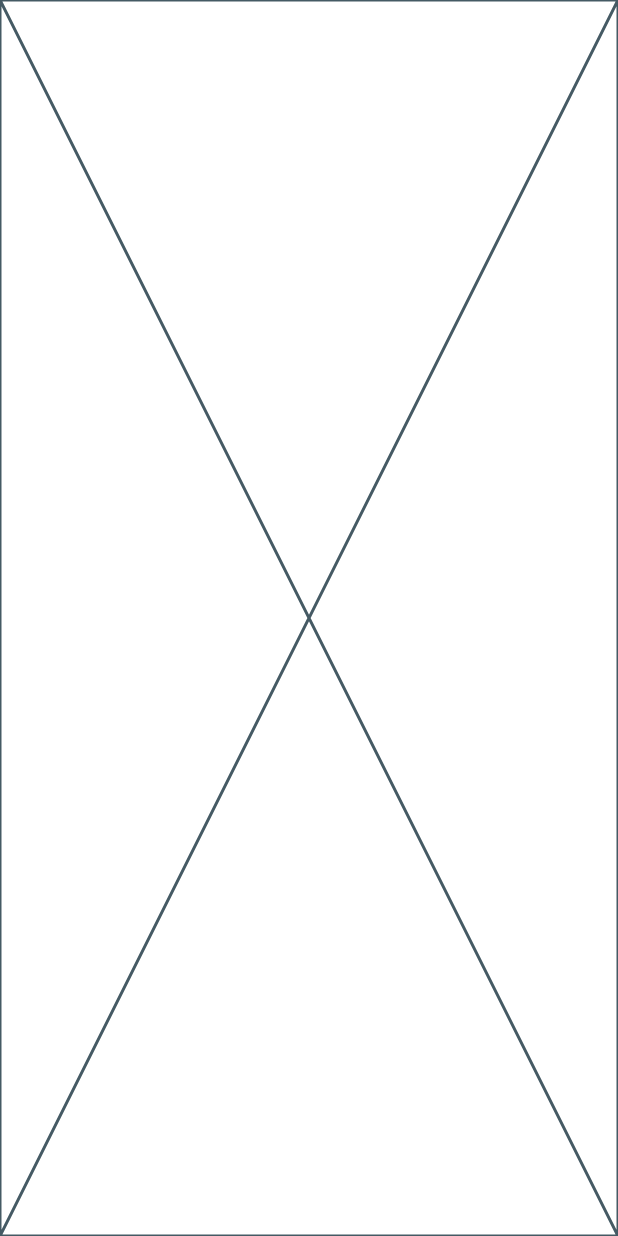
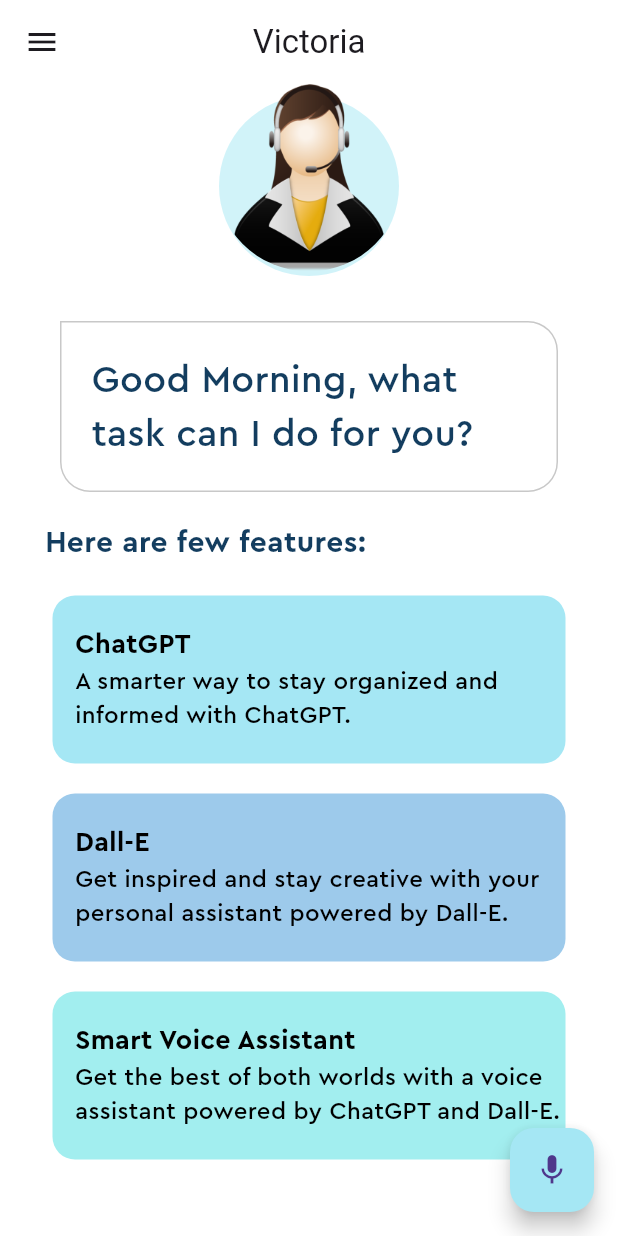
Before and after one commit to FachrulRivaldy/voice-assistant-app, a Flutter app: the screen it shows after launch, on a phone screen of 412 x 824 dp. Run offline on Flutter 3.47's test engine with Material 3 defaults, Android fonts, the light colour scheme and no system bars.

Commit message:
Adding UI

```diff
--- /dev/null
+++ b/lib/feature_box.dart
@@ -0,0 +1,46 @@
+import 'package:flutter/material.dart';
+import 'package:victoria/pallete.dart';
+
+class FeatureBox extends StatelessWidget {
+  final Color color;
+  final String headerText;
+  final String descriptionText;
+  const FeatureBox(
+      {super.key,
+      required this.color,
+      required this.headerText,
+      required this.descriptionText});
+
+  @override
+  Widget build(BuildContext context) {
+    return Container(
+      padding: const EdgeInsets.symmetric(vertical: 20).copyWith(left: 15),
+      margin: const EdgeInsets.symmetric(horizontal: 35, vertical: 10),
+      decoration: BoxDecoration(
+        color: color,
+        borderRadius: BorderRadius.circular(15),
+      ),
+      child: Column(
+        crossAxisAlignment: CrossAxisAlignment.start,
+        children: [
+          Text(
+            headerText,
+            style: const TextStyle(
+                fontFamily: 'Cera Pro',
+                color: Pallete.blackColor,
+                fontSize: 18,
+                fontWeight: FontWeight.bold),
+          ),
+          Text(
+            descriptionText,
+            style: const TextStyle(
+              fontFamily: 'Cera Pro',
+              color: Pallete.blackColor,
+              fontSize: 16,
+            ),
+          )
+        ],
+      ),
+    );
+  }
+}
--- a/lib/home_page.dart
+++ b/lib/home_page.dart
@@ -1,4 +1,6 @@
 import 'package:flutter/material.dart';
+import 'package:victoria/feature_box.dart';
+import 'package:victoria/pallete.dart';
 
 class HomePage extends StatefulWidget {
   const HomePage({super.key});
@@ -10,6 +12,99 @@
 class _HomePageState extends State<HomePage> {
   @override
   Widget build(BuildContext context) {
-    return const Placeholder();
+    return Scaffold(
+      appBar: AppBar(
+        title: const Text('Victoria'),
+        leading: const Icon(Icons.menu),
+        centerTitle: true,
+      ),
+      body: Column(
+        children: [
+          //Virtual Assistant Picture
+          Stack(
+            children: [
+              Center(
+                child: Container(
+                  height: 120,
+                  width: 120,
+                  margin: const EdgeInsets.only(top: 8),
+                  decoration: const BoxDecoration(
+                      color: Pallete.assistantCircleColor,
+                      shape: BoxShape.circle),
+                ),
+              ),
+              Container(
+                height: 125,
+                decoration: const BoxDecoration(
+                  shape: BoxShape.circle,
+                  image: DecorationImage(
+                      image: AssetImage('assets/images/virtualAssistant.png')),
+                ),
+              )
+            ],
+          ),
+
+          // Chat Bubble
+          Container(
+            padding: const EdgeInsets.symmetric(horizontal: 20, vertical: 20),
+            margin:
+                const EdgeInsets.symmetric(horizontal: 40).copyWith(top: 30),
+            decoration: BoxDecoration(
+                border: Border.all(color: Pallete.borderColor),
+                borderRadius:
+                    BorderRadius.circular(20).copyWith(topLeft: Radius.zero)),
+            child: const Text(
+              "Good Morning, what task can I do for you?",
+              style: TextStyle(
+                  color: Pallete.mainFontColor,
+                  fontSize: 25,
+                  fontFamily: 'Cera Pro'),
+            ),
+          ),
+          Container(
+            padding: const EdgeInsets.all(10),
+            alignment: Alignment.centerLeft,
+            margin: const EdgeInsets.only(top: 10, left: 20),
+            child: const Text(
+              "Here are few features:",
+              style: TextStyle(
+                  fontFamily: 'Cera Pro',
+                  fontSize: 20,
+                  color: Pallete.mainFontColor,
+                  fontWeight: FontWeight.bold),
+            ),
+          ),
+
+          //Features List
+          const Column(
+            children: [
+              FeatureBox(
+                color: Pallete.firstSuggestionBoxColor,
+                headerText: "ChatGPT",
+                descriptionText:
+                    "A smarter way to stay organized and informed with ChatGPT.",
+              ),
+              FeatureBox(
+                color: Pallete.secondSuggestionBoxColor,
+                headerText: "Dall-E",
+                descriptionText:
+                    "Get inspired and stay creative with your personal assistant powered by Dall-E.",
+              ),
+              FeatureBox(
+                color: Pallete.thirdSuggestionBoxColor,
+                headerText: "Smart Voice Assistant",
+                descriptionText:
+                    "Get the best of both worlds with a voice assistant powered by ChatGPT and Dall-E.",
+              ),
+            ],
+          )
+        ],
+      ),
+      floatingActionButton: FloatingActionButton(
+        onPressed: () {},
+        backgroundColor: Pallete.firstSuggestionBoxColor,
+        child: const Icon(Icons.mic),
+      ),
+    );
   }
 }
--- a/lib/main.dart
+++ b/lib/main.dart
@@ -1,5 +1,6 @@
 import 'package:flutter/material.dart';
 import 'package:victoria/home_page.dart';
+import 'package:victoria/pallete.dart';
 
 void main() {
   runApp(const MyApp());
@@ -12,10 +13,9 @@
     return MaterialApp(
       debugShowCheckedModeBanner: false,
       title: 'Victoria',
-      theme: ThemeData(
-        colorScheme: ColorScheme.fromSeed(seedColor: Colors.deepPurple),
-        useMaterial3: true,
-      ),
+      theme: ThemeData.light(useMaterial3: true).copyWith(
+          scaffoldBackgroundColor: Pallete.whiteColor,
+          appBarTheme: const AppBarTheme(backgroundColor: Pallete.whiteColor)),
       home: const SafeArea(child: HomePage()),
     );
   }
```
